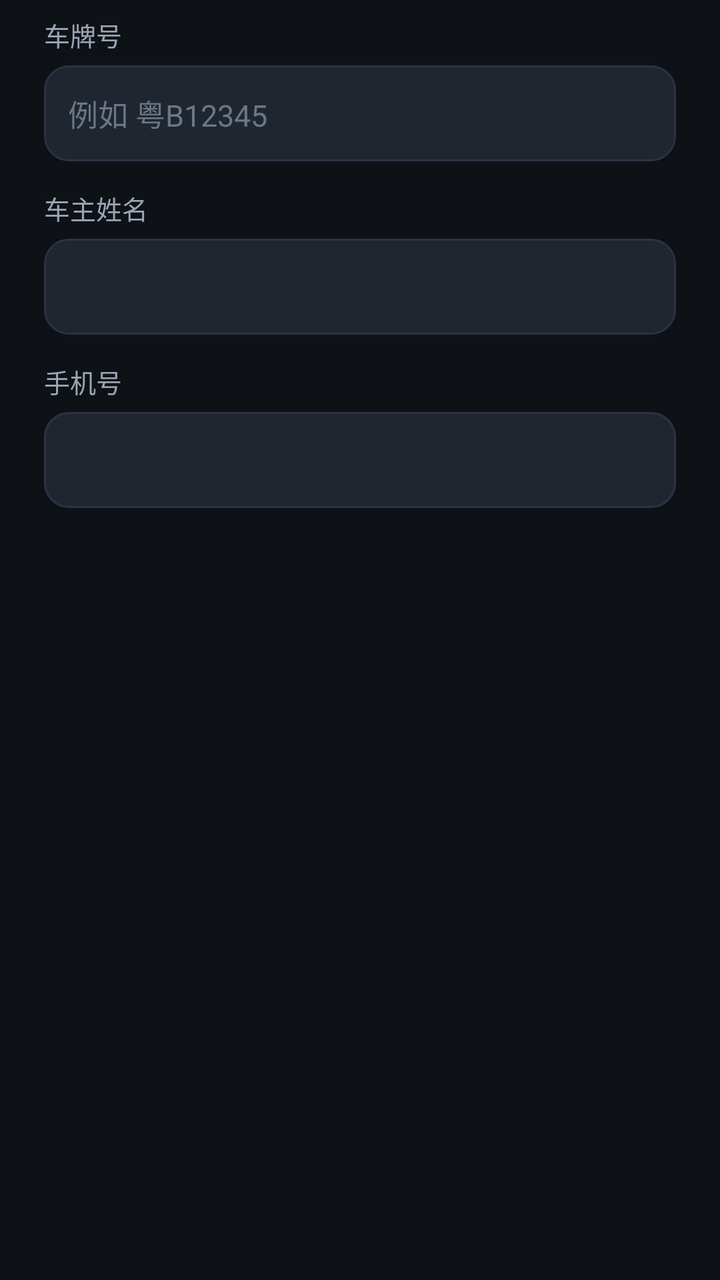
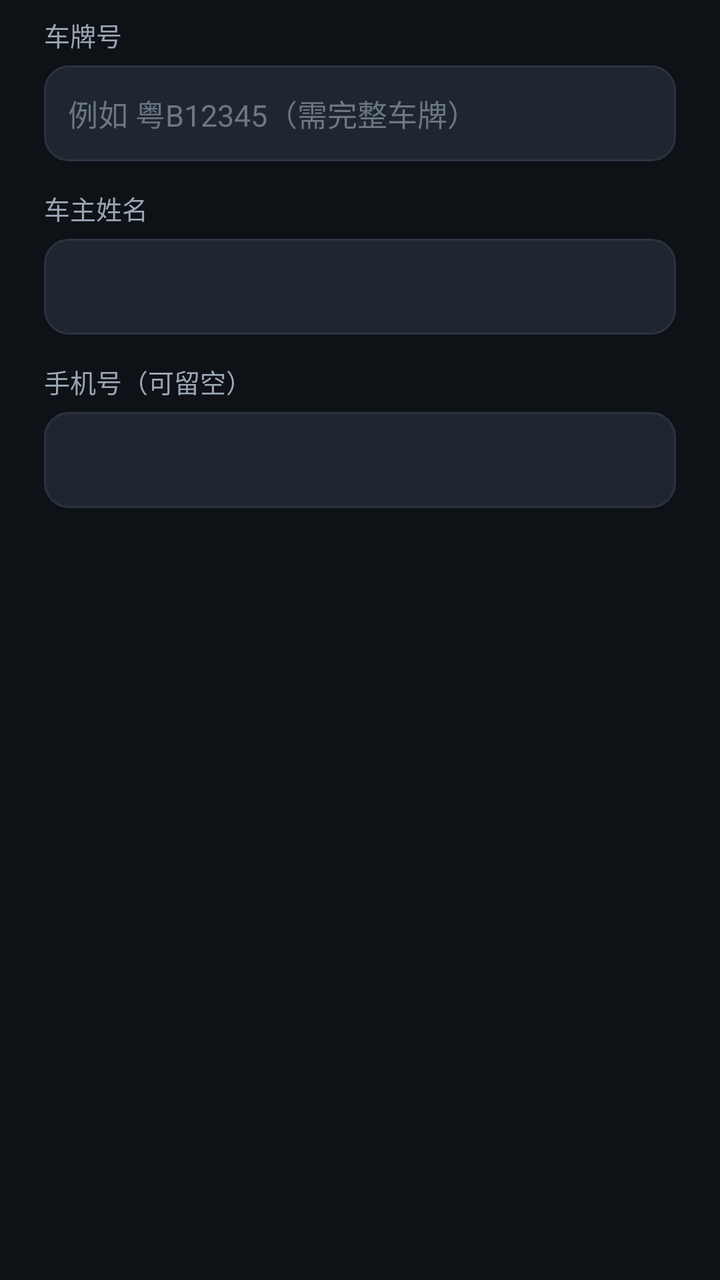

Screens rendered from an Android XML layout before and after an edit, with the pre-edit source and the edit as a unified diff.
<!-- AndroidManifest.xml: application theme Theme.PlateLookup -->
<!-- res/layout/dialog_vehicle.xml -->
<?xml version="1.0" encoding="utf-8"?>
<LinearLayout xmlns:android="http://schemas.android.com/apk/res/android"
    android:layout_width="match_parent"
    android:layout_height="wrap_content"
    android:orientation="vertical"
    android:paddingStart="22dp"
    android:paddingTop="8dp"
    android:paddingEnd="22dp"
    android:paddingBottom="4dp">

    <TextView
        style="@style/TextLabel"
        android:layout_width="match_parent"
        android:layout_height="wrap_content"
        android:text="@string/field_plate" />

    <EditText
        android:id="@+id/etPlate"
        android:layout_width="match_parent"
        android:layout_height="48dp"
        android:layout_marginTop="6dp"
        android:background="@drawable/bg_input"
        android:hint="@string/manual_hint"
        android:imeOptions="actionNext"
        android:inputType="textVisiblePassword"
        android:maxLines="1"
        android:paddingStart="12dp"
        android:paddingEnd="12dp"
        android:textColor="@color/text_primary"
        android:textColorHint="@color/text_tertiary"
        android:textSize="15sp" />

    <TextView
        style="@style/TextLabel"
        android:layout_width="match_parent"
        android:layout_height="wrap_content"
        android:layout_marginTop="14dp"
        android:text="@string/field_owner" />

    <EditText
        android:id="@+id/etOwner"
        android:layout_width="match_parent"
        android:layout_height="48dp"
        android:layout_marginTop="6dp"
        android:background="@drawable/bg_input"
        android:imeOptions="actionNext"
        android:inputType="textPersonName"
        android:maxLines="1"
        android:paddingStart="12dp"
        android:paddingEnd="12dp"
        android:textColor="@color/text_primary"
        android:textColorHint="@color/text_tertiary"
        android:textSize="15sp" />

    <TextView
        style="@style/TextLabel"
        android:layout_width="match_parent"
        android:layout_height="wrap_content"
        android:layout_marginTop="14dp"
        android:text="@string/field_phone" />

    <EditText
        android:id="@+id/etPhone"
        android:layout_width="match_parent"
        android:layout_height="48dp"
        android:layout_marginTop="6dp"
        android:background="@drawable/bg_input"
        android:imeOptions="actionDone"
        android:inputType="phone"
        android:maxLines="1"
        android:paddingStart="12dp"
        android:paddingEnd="12dp"
        android:textColor="@color/text_primary"
        android:textColorHint="@color/text_tertiary"
        android:textSize="15sp" />

</LinearLayout>
<!-- resources referenced by this layout -->
<resources>
  <color name="text_primary">#F2F5F8</color>
  <color name="text_tertiary">#6B7785</color>
  <!-- drawable bg_input (drawable) -->
  <?xml version="1.0" encoding="utf-8"?>
  <shape xmlns:android="http://schemas.android.com/apk/res/android">
      <solid android:color="@color/surface_high" />
      <corners android:radius="12dp" />
      <stroke android:width="1dp" android:color="@color/stroke" />
  </shape>
  <string name="field_owner">车主姓名</string>
  <string name="field_phone">手机号</string>
  <string name="field_plate">车牌号</string>
  <string name="manual_hint">例如 粤B12345</string>
  <style name="TextLabel">
          <item name="android:textSize">13sp</item>
          <item name="android:textColor">@color/text_secondary</item>
          <item name="android:includeFontPadding">false</item>
      </style>
  <style name="Theme.PlateLookup" parent="Theme.AppCompat.NoActionBar">
          <item name="colorPrimary">@color/accent</item>
          <item name="colorPrimaryDark">@color/bg</item>
          <item name="colorAccent">@color/accent</item>
          <item name="android:windowBackground">@color/bg</item>
          <item name="android:colorBackground">@color/surface</item>
          <item name="android:statusBarColor">@color/bg</item>
          <item name="android:navigationBarColor">@color/bg</item>
          <item name="android:textColorPrimary">@color/text_primary</item>
          <item name="android:textColorSecondary">@color/text_secondary</item>
          <item name="android:textColorHint">@color/text_tertiary</item>
          <item name="alertDialogTheme">@style/Theme.PlateLookup.Dialog</item>
      </style>
  <color name="surface_high">#1F2630</color>
  <color name="stroke">#2A3340</color>
  <color name="text_secondary">#9AA6B4</color>
  <color name="accent">#FFB020</color>
  <color name="bg">#0E1116</color>
  <color name="surface">#171C23</color>
  <style name="Theme.PlateLookup.Dialog" parent="Theme.AppCompat.Dialog.Alert">
          <item name="colorAccent">@color/accent</item>
          <item name="android:textColorPrimary">@color/text_primary</item>
          <item name="android:windowBackground">@drawable/bg_dialog</item>
          <item name="android:backgroundDimAmount">0.6</item>
      </style>
  <!-- drawable bg_dialog (drawable) -->
  <?xml version="1.0" encoding="utf-8"?>
  <shape xmlns:android="http://schemas.android.com/apk/res/android">
      <solid android:color="@color/surface" />
      <corners android:radius="18dp" />
      <stroke android:width="1dp" android:color="@color/stroke" />
  </shape>
</resources>

<!-- the commit's change to res/layout/dialog_vehicle.xml (unified diff, before → after) -->
@@ -20,7 +20,7 @@
         android:layout_height="48dp"
         android:layout_marginTop="6dp"
         android:background="@drawable/bg_input"
-        android:hint="@string/manual_hint"
+        android:hint="@string/plate_hint_dialog"
         android:imeOptions="actionNext"
         android:inputType="textVisiblePassword"
         android:maxLines="1"
<!-- resource entries referenced after the edit -->
@@ -10,9 +10,9 @@
       <stroke android:width="1dp" android:color="@color/stroke" />
   </shape>
   <string name="field_owner">车主姓名</string>
-  <string name="field_phone">手机号</string>
+  <string name="field_phone">手机号（可留空）</string>
   <string name="field_plate">车牌号</string>
-  <string name="manual_hint">例如 粤B12345</string>
+  <string name="plate_hint_dialog">例如 粤B12345（需完整车牌）</string>
   <style name="TextLabel">
           <item name="android:textSize">13sp</item>
           <item name="android:textColor">@color/text_secondary</item>
